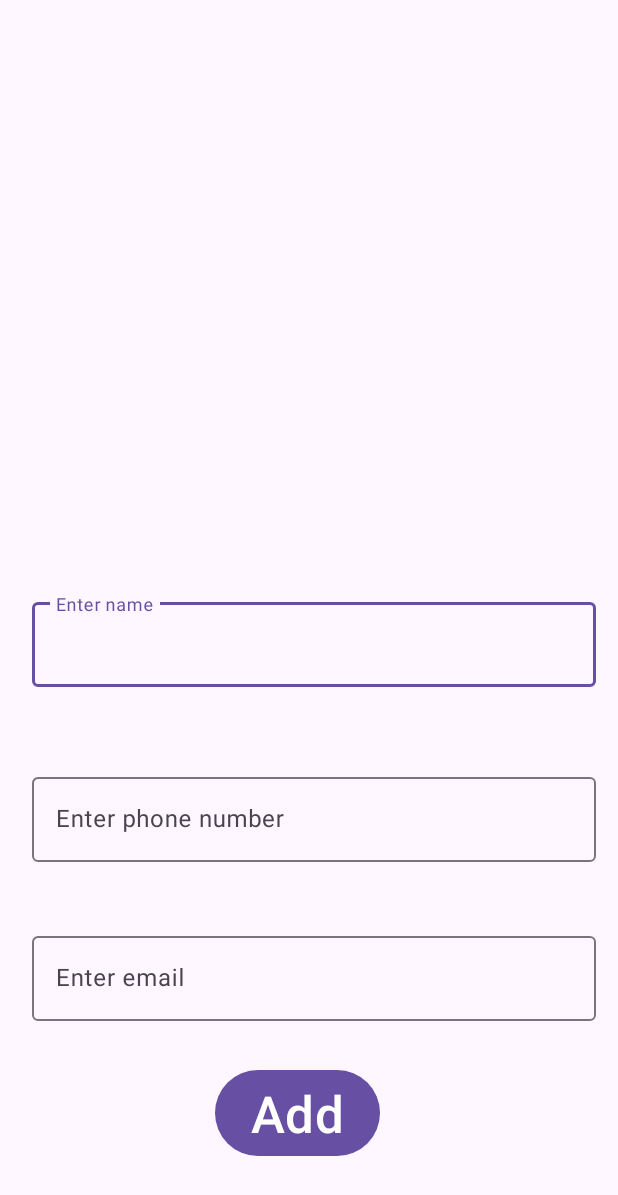
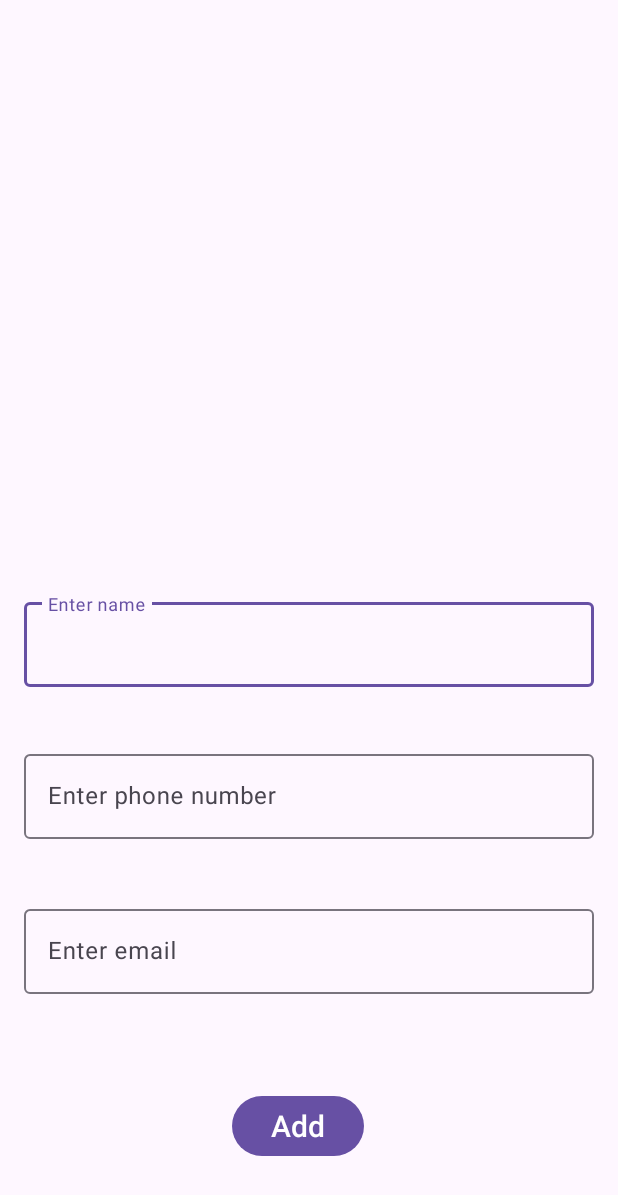
Before and after one commit to wamboimargaret/contactsApplication, an Android app: the AddNewContact screen opened directly, with no data from a screen before it, on a phone screen of 412 x 824 dp. Shown: the top 1195 px of the screen. Run offline under Robolectric (Android 15) with nearby library versions, the phone set to English and light mode, and no system bars.

Commit message:
contactlistapp

```diff
--- a/app/build.gradle
+++ b/app/build.gradle
@@ -46,4 +46,5 @@ dependencies {
     androidTestImplementation 'androidx.test.espresso:espresso-core:3.5.1'
     implementation 'com.squareup.picasso:picasso:2.8'
     implementation 'jp.wasabeef:picasso-transformations:2.4.0'
+
 }
--- a/app/src/main/java/megan/wamboi/contactlistapplication/AddNewContact.kt
+++ b/app/src/main/java/megan/wamboi/contactlistapplication/AddNewContact.kt
@@ -17,6 +17,7 @@ class AddNewContact : AppCompatActivity() {
     override fun onResume() {
         super.onResume()
         binding.btnaddperson.setOnClickListener {
+
             validateAdd()
             clearError()
         }
--- a/app/src/main/res/layout/activity_add_new_contact.xml
+++ b/app/src/main/res/layout/activity_add_new_contact.xml
@@ -10,64 +10,77 @@
         android:id="@+id/imageView"
         android:layout_width="wrap_content"
         android:layout_height="wrap_content"
-        android:layout_marginEnd="142dp"
-        android:layout_marginBottom="93dp"
+        android:layout_marginStart="141dp"
+        android:layout_marginTop="30dp"
+        android:layout_marginEnd="141dp"
+        android:layout_marginBottom="100dp"
         app:layout_constraintBottom_toTopOf="@+id/tilname"
         app:layout_constraintEnd_toEndOf="parent"
+        app:layout_constraintHorizontal_bias="1.0"
+        app:layout_constraintStart_toStartOf="parent"
+        app:layout_constraintTop_toBottomOf="@+id/tilemail"
         tools:srcCompat="@tools:sample/avatars" />
 
     <com.google.android.material.textfield.TextInputLayout
         android:id="@+id/tilname"
-        android:layout_width="376dp"
+        android:layout_width="0dp"
         android:layout_height="wrap_content"
-        android:layout_marginStart="21dp"
-        android:layout_marginEnd="15dp"
+        android:layout_marginStart="16dp"
+        android:layout_marginEnd="16dp"
         android:layout_marginBottom="366dp"
         app:layout_constraintBottom_toBottomOf="parent"
         app:layout_constraintEnd_toEndOf="parent"
-        app:layout_constraintStart_toStartOf="parent">
+        app:layout_constraintStart_toStartOf="parent"
+        app:layout_constraintTop_toBottomOf="@+id/imageView">
 
         <com.google.android.material.textfield.TextInputEditText
             android:id="@+id/etname"
             android:layout_width="match_parent"
             android:layout_height="wrap_content"
-            android:hint="Enter name" />
+            android:hint="Enter name"
+            android:inputType="textCapWords" />
     </com.google.android.material.textfield.TextInputLayout>
 
     <com.google.android.material.textfield.TextInputLayout
         android:id="@+id/tilphonenumber"
-        android:layout_width="376dp"
+        android:layout_width="0dp"
         android:layout_height="wrap_content"
-        android:layout_marginStart="21dp"
-        android:layout_marginEnd="15dp"
+        android:layout_marginStart="16dp"
+        android:layout_marginTop="24dp"
+        android:layout_marginEnd="16dp"
         android:layout_marginBottom="249dp"
         app:layout_constraintBottom_toBottomOf="parent"
         app:layout_constraintEnd_toEndOf="parent"
-        app:layout_constraintStart_toStartOf="parent">
+        app:layout_constraintStart_toStartOf="parent"
+        app:layout_constraintTop_toBottomOf="@+id/tilname">
 
         <com.google.android.material.textfield.TextInputEditText
             android:id="@+id/etphonenumber"
             android:layout_width="match_parent"
             android:layout_height="wrap_content"
-            android:hint="Enter phone number" />
+            android:hint="Enter phone number"
+            android:inputType="number" />
     </com.google.android.material.textfield.TextInputLayout>
 
     <com.google.android.material.textfield.TextInputLayout
         android:id="@+id/tilemail"
-        android:layout_width="376dp"
+        android:layout_width="0dp"
         android:layout_height="wrap_content"
-        android:layout_marginStart="21dp"
-        android:layout_marginEnd="15dp"
+        android:layout_marginStart="16dp"
+        android:layout_marginTop="24dp"
+        android:layout_marginEnd="16dp"
         android:layout_marginBottom="143dp"
         app:layout_constraintBottom_toBottomOf="parent"
         app:layout_constraintEnd_toEndOf="parent"
-        app:layout_constraintStart_toStartOf="parent">
+        app:layout_constraintStart_toStartOf="parent"
+        app:layout_constraintTop_toBottomOf="@+id/tilphonenumber">
 
         <com.google.android.material.textfield.TextInputEditText
             android:id="@+id/etemail"
             android:layout_width="match_parent"
             android:layout_height="wrap_content"
-            android:hint="Enter email" />
+            android:hint="Enter email"
+            android:inputType="textEmailAddress" />
     </com.google.android.material.textfield.TextInputLayout>
 
     <Button
@@ -78,7 +91,7 @@
         android:layout_marginEnd="169dp"
         android:layout_marginBottom="49dp"
         android:text="Add"
-        android:textSize="34sp"
+        android:textSize="20sp"
         app:layout_constraintBottom_toBottomOf="parent"
         app:layout_constraintEnd_toEndOf="parent"
         app:layout_constraintStart_toStartOf="parent" />
```
